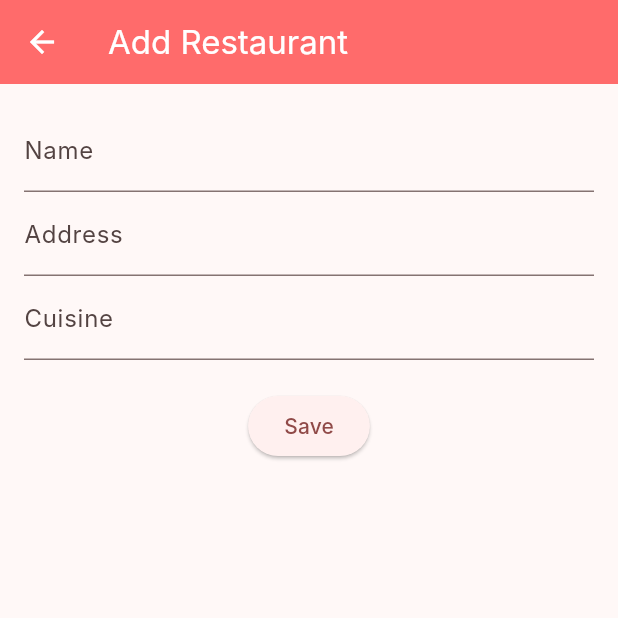
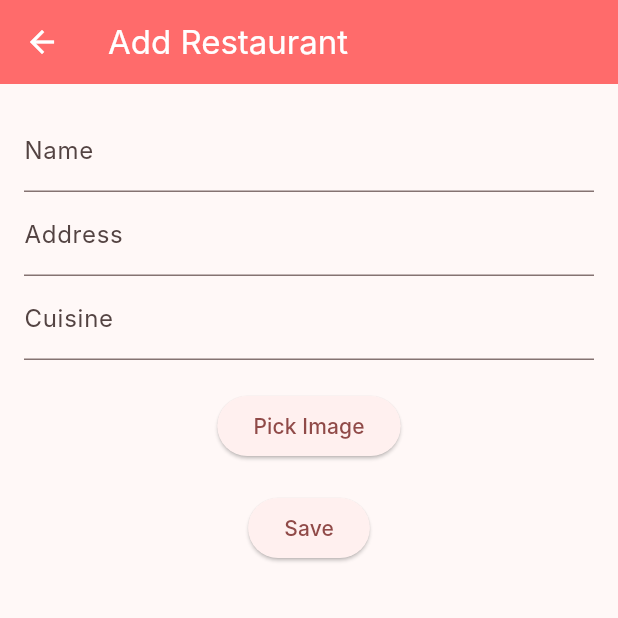
Before and after one commit to Khemrazzz/DineHub, a Flutter app: the AddRestaurantScreen screen opened directly, on a phone screen of 412 x 824 dp, the top half of it. Run offline on Flutter 3.47's test engine with Material 3 defaults, Android fonts, the phone set to English and light mode, and no system bars; our stand-ins replace geolocator, google_maps_flutter, image_picker, permission_handler, sqflite, sqflite_common_ffi; accounts and stored records are empty; Roboto replaces fonts that are missing (Inter).

Commit message:
feat: add image picker for restaurant creation

```diff
--- a/lib/admin/add_restaurant.dart
+++ b/lib/admin/add_restaurant.dart
@@ -1,4 +1,8 @@
+import 'dart:io' as io;
+
+import 'package:flutter/foundation.dart' show kIsWeb;
 import 'package:flutter/material.dart';
+import 'package:image_picker/image_picker.dart';
 import 'package:provider/provider.dart';
 import '../models/restaurant.dart';
 import '../providers/restaurant_provider.dart';
@@ -14,6 +18,8 @@ class _AddRestaurantScreenState extends State<AddRestaurantScreen> {
   final _nameController = TextEditingController();
   final _addressController = TextEditingController();
   final _cuisineController = TextEditingController();
+  final ImagePicker _picker = ImagePicker();
+  XFile? _imageFile;
 
   @override
   Widget build(BuildContext context) {
@@ -21,6 +27,7 @@ class _AddRestaurantScreenState extends State<AddRestaurantScreen> {
       appBar: AppBar(title: const Text('Add Restaurant')),
       body: Padding(
         padding: const EdgeInsets.all(16.0),
+        child: SingleChildScrollView(
           child: Column(
             children: [
               TextField(
@@ -36,6 +43,26 @@ class _AddRestaurantScreenState extends State<AddRestaurantScreen> {
                 decoration: const InputDecoration(labelText: 'Cuisine'),
               ),
               const SizedBox(height: 20),
+              if (_imageFile != null)
+                SizedBox(
+                  height: 150,
+                  child: kIsWeb
+                      ? Image.network(_imageFile!.path)
+                      : Image.file(io.File(_imageFile!.path)),
+                ),
+              ElevatedButton(
+                onPressed: () async {
+                  final picked =
+                      await _picker.pickImage(source: ImageSource.gallery);
+                  if (picked != null) {
+                    setState(() {
+                      _imageFile = picked;
+                    });
+                  }
+                },
+                child: const Text('Pick Image'),
+              ),
+              const SizedBox(height: 20),
               ElevatedButton(
                 onPressed: () async {
                   final restaurant = Restaurant(
@@ -44,7 +71,7 @@ class _AddRestaurantScreenState extends State<AddRestaurantScreen> {
                     cuisine: _cuisineController.text,
                     latitude: 0.0,
                     longitude: 0.0,
-                  imageUrl: '',
+                    imageUrl: _imageFile?.path ?? '',
                     description: '',
                   );
                   await Provider.of<RestaurantProvider>(context, listen: false)
@@ -56,6 +83,7 @@ class _AddRestaurantScreenState extends State<AddRestaurantScreen> {
             ],
           ),
         ),
+      ),
     );
   }
 }
--- a/pubspec.yaml
+++ b/pubspec.yaml
@@ -46,6 +46,7 @@ dependencies:
   hive: ^2.2.3
   hive_flutter: ^1.1.0
   url_launcher: ^6.3.0
+  image_picker: ^1.0.4
 
 dev_dependencies:
   flutter_test:
```
Lines whose indentation alone changed are shown as unchanged.
